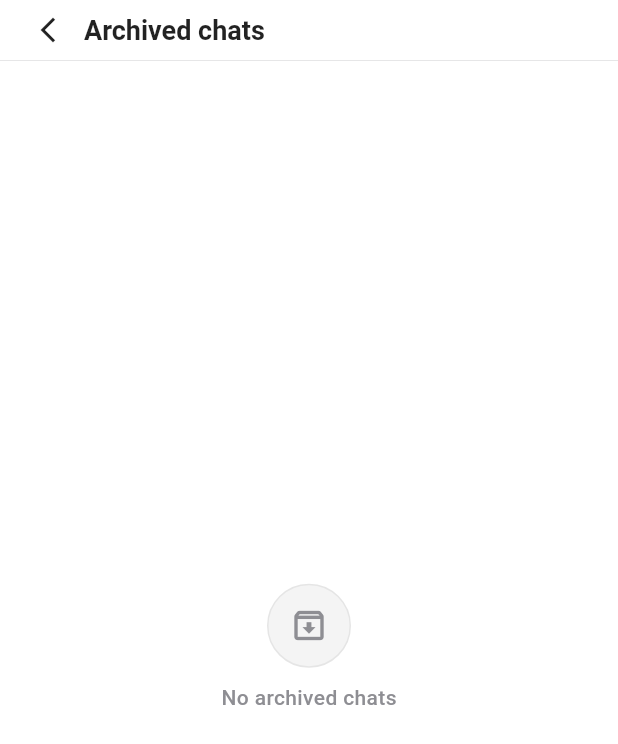
After one commit to anjitchaudhary/talksy, a Flutter app: the ArchivedScreen screen opened directly, on a phone screen of 412 x 824 dp. The commit adds this screen. Shown: the top 744 px of the screen. Run offline on Flutter 3.47's test engine with Material 3 defaults, Android fonts, the phone set to English and light mode, and no system bars; our stand-ins replace flutter_dotenv, flutter_secure_storage, google_sign_in, image_picker, shared_preferences, sqflite and 1 more; accounts and stored records are empty; network calls fail.

Commit message:
Archived chat

```diff
--- a/lib/local_db.dart
+++ b/lib/local_db.dart
@@ -6,8 +6,16 @@ class LocalDb {
 
   static final LocalDb instance = LocalDb._();
 
-  static const int _version = 1;
+  static const int _version = 3;
   static const int _historyLimit = 30;
+
+  static const String _syncMarksTable = '''
+    CREATE TABLE IF NOT EXISTS sync_marks (
+      owner TEXT NOT NULL,
+      scope TEXT NOT NULL,
+      PRIMARY KEY (owner, scope)
+    )
+  ''';
 
   static const List<String> _userColumns = [
     'first_name',
@@ -42,10 +50,22 @@ class LocalDb {
         p.join(dir, 'talksy.db'),
         version: _version,
         onCreate: _create,
+        onUpgrade: _upgrade,
       );
     } catch (_) {
       _opening = null;
       rethrow;
+    }
+  }
+
+  Future<void> _upgrade(Database db, int oldVersion, int newVersion) async {
+    if (oldVersion < 2) {
+      await db.execute(
+        'ALTER TABLE chat_previews ADD COLUMN archived INTEGER NOT NULL DEFAULT 0',
+      );
+    }
+    if (oldVersion < 3) {
+      await db.execute(_syncMarksTable);
     }
   }
 
@@ -94,6 +114,7 @@ class LocalDb {
         last_reaction_sender_id TEXT,
         last_reaction_message TEXT,
         unread_count INTEGER NOT NULL DEFAULT 0,
+        archived INTEGER NOT NULL DEFAULT 0,
         PRIMARY KEY (owner, id)
       )
     ''');
@@ -135,6 +156,8 @@ class LocalDb {
         PRIMARY KEY (owner, id)
       )
     ''');
+
+    await db.execute(_syncMarksTable);
   }
 
   Future<List<Map<String, dynamic>>> messages(String owner, String peer) async {
@@ -244,12 +267,15 @@ class LocalDb {
     };
   }
 
-  Future<List<Map<String, dynamic>>> chatPreviews(String owner) async {
+  Future<List<Map<String, dynamic>>> chatPreviews(
+    String owner, {
+    bool archived = false,
+  }) async {
     final db = await _database;
     final rows = await db.query(
       'chat_previews',
-      where: 'owner = ?',
-      whereArgs: [owner],
+      where: 'owner = ? AND archived = ?',
+      whereArgs: [owner, archived ? 1 : 0],
       orderBy: 'position ASC',
     );
     return rows.map<Map<String, dynamic>>((r) {
@@ -263,22 +289,84 @@ class LocalDb {
 
   Future<void> saveChatPreviews(
     String owner,
-    List<Map<String, dynamic>> rows,
-  ) async {
+    List<Map<String, dynamic>> rows, {
+    bool archived = false,
+  }) async {
     final db = await _database;
+    final flag = archived ? 1 : 0;
     final batch = db.batch();
-    batch.delete('chat_previews', where: 'owner = ?', whereArgs: [owner]);
+    batch.delete(
+      'chat_previews',
+      where: 'owner = ? AND archived = ?',
+      whereArgs: [owner, flag],
+    );
     for (var i = 0; i < rows.length; i++) {
-      final r = rows[i];
-      batch.insert('chat_previews', <String, Object?>{
-        'owner': owner,
-        'position': i,
-        for (final c in _previewColumns) c: r[c]?.toString(),
-        'last_unsent': r['last_unsent'] == true ? 1 : 0,
-        'unread_count': (r['unread_count'] as num?)?.toInt() ?? 0,
-      }, conflictAlgorithm: ConflictAlgorithm.replace);
+      batch.insert(
+        'chat_previews',
+        _previewRow(owner, i, rows[i], flag),
+        conflictAlgorithm: ConflictAlgorithm.replace,
+      );
     }
+    batch.insert('sync_marks', <String, Object?>{
+      'owner': owner,
+      'scope': _previewScope(archived),
+    }, conflictAlgorithm: ConflictAlgorithm.ignore);
     await batch.commit(noResult: true);
+  }
+
+  Future<void> cachePreview(
+    String owner,
+    Map<String, dynamic> row, {
+    required bool archived,
+  }) async {
+    final db = await _database;
+    await db.insert(
+      'chat_previews',
+      _previewRow(owner, 0, row, archived ? 1 : 0),
+      conflictAlgorithm: ConflictAlgorithm.replace,
+    );
+  }
+
+  Future<bool> previewsSynced(String owner, {bool archived = false}) async {
+    final db = await _database;
+    final rows = await db.query(
+      'sync_marks',
+      where: 'owner = ? AND scope = ?',
+      whereArgs: [owner, _previewScope(archived)],
+      limit: 1,
+    );
+    return rows.isNotEmpty;
+  }
+
+  Future<bool?> hasChat(String owner, String peer) async {
+    final db = await _database;
+    final rows = await db.query(
+      'chat_previews',
+      columns: ['id'],
+      where: 'owner = ? AND id = ?',
+      whereArgs: [owner, peer],
+      limit: 1,
+    );
+    if (rows.isNotEmpty) return true;
+    return await previewsSynced(owner) ? false : null;
+  }
+
+  String _previewScope(bool archived) => archived ? 'archived' : 'previews';
+
+  Map<String, Object?> _previewRow(
+    String owner,
+    int position,
+    Map<String, dynamic> r,
+    int archived,
+  ) {
+    return <String, Object?>{
+      'owner': owner,
+      'position': position,
+      for (final c in _previewColumns) c: r[c]?.toString(),
+      'last_unsent': r['last_unsent'] == true ? 1 : 0,
+      'unread_count': (r['unread_count'] as num?)?.toInt() ?? 0,
+      'archived': archived,
+    };
   }
 
   Future<Map<String, dynamic>?> profile(String id) async {
@@ -376,7 +464,12 @@ class LocalDb {
   Future<void> wipe(String owner) async {
     final db = await _database;
     final batch = db.batch();
-    for (final table in ['messages', 'chat_previews', 'search_history']) {
+    for (final table in [
+      'messages',
+      'chat_previews',
+      'search_history',
+      'sync_marks',
+    ]) {
       batch.delete(table, where: 'owner = ?', whereArgs: [owner]);
     }
     batch.delete('profiles', where: 'id = ?', whereArgs: [owner]);
--- /dev/null
+++ b/lib/screens/auth/login_account/home/profile/archived.dart
@@ -0,0 +1,424 @@
+import 'dart:async';
+
+import 'package:flutter/cupertino.dart';
+import 'package:flutter/material.dart';
+import 'package:flutter/services.dart';
+import 'package:supabase_flutter/supabase_flutter.dart';
+
+import '../../../../../api_gateway.dart';
+import '../../../../../local_db.dart';
+import '../../../../../main.dart';
+import '../chat.dart';
+import '../chatpreview.dart';
+import 'another_user.dart';
+
+const _grey = Color(0xFF8E8E93);
+const _maxContentWidth = 720.0;
+const _maxTextScale = 1.3;
+
+class ArchivedScreen extends StatefulWidget {
+  const ArchivedScreen({super.key});
+
+  @override
+  State<ArchivedScreen> createState() => _ArchivedScreenState();
+}
+
+class _ArchivedScreenState extends State<ArchivedScreen> {
+  final _gateway = ApiGateway.instance;
+  final _db = LocalDb.instance;
+  final _presence = PresenceService.instance;
+  final _search = TextEditingController();
+  final _focus = FocusNode();
+
+  List<ChatPreview> _chats = [];
+  bool _loading = true;
+  bool _busy = false;
+  bool _queued = false;
+  bool _covered = false;
+  Timer? _debounce;
+  Timer? _unlock;
+  RealtimeChannel? _channel;
+
+  String get _me => _gateway.currentUser?.id ?? '';
+
+  @override
+  void initState() {
+    super.initState();
+    _presence.connected.addListener(_onNetChange);
+    _gateway.archiveRevision.addListener(_onArchiveChange);
+    _init();
+  }
+
+  @override
+  void didChangeDependencies() {
+    super.didChangeDependencies();
+    final visible =
+        (ModalRoute.of(context)?.isCurrent ?? true) &&
+        TickerMode.valuesOf(context).enabled;
+    if (_covered == !visible) return;
+    _covered = !visible;
+    _unlock?.cancel();
+    if (_covered) {
+      _focus.unfocus();
+      _focus.canRequestFocus = false;
+    } else {
+      _unlock = Timer(const Duration(milliseconds: 400), () {
+        if (mounted && !_covered) _focus.canRequestFocus = true;
+      });
+    }
+  }
+
+  @override
+  void dispose() {
+    _presence.connected.removeListener(_onNetChange);
+    _gateway.archiveRevision.removeListener(_onArchiveChange);
+    _debounce?.cancel();
+    _unlock?.cancel();
+    final ch = _channel;
+    if (ch != null) unawaited(_gateway.removeChannel(ch));
+    _focus.dispose();
+    _search.dispose();
+    super.dispose();
+  }
+
+  Future<void> _init() async {
+    await _loadLocal();
+    _listen();
+    await _fetch();
+  }
+
+  void _onNetChange() {
+    if (_presence.connected.value) _fetch();
+  }
+
+  void _onArchiveChange() {
+    _fetch();
+  }
+
+  Future<void> _loadLocal() async {
+    if (_me.isEmpty) return;
+    try {
+      final rows = await _db.chatPreviews(_me, archived: true);
+      if (!mounted || rows.isEmpty) return;
+      setState(() {
+        _chats = rows.map((r) => ChatPreview.from(r, _me)).toList();
+        _loading = false;
+      });
+    } catch (_) {}
+  }
+
+  Future<void> _saveLocal(List<Map<String, dynamic>> rows) async {
+    try {
+      await _db.saveChatPreviews(_me, rows, archived: true);
+    } catch (_) {}
+  }
+
+  void _listen() {
+    if (_me.isEmpty || _channel != null) return;
+    _channel = _gateway
+        .channel('archived_$_me')
+        .onPostgresChanges(
+          event: PostgresChangeEvent.all,
+          schema: 'public',
+          table: 'messages',
+          callback: (_) => _schedule(),
+        )
+        .subscribe();
+  }
+
+  void _schedule() {
+    _debounce?.cancel();
+    _debounce = Timer(const Duration(milliseconds: 300), _fetch);
+  }
+
+  Future<void> _fetch() async {
+    if (_me.isEmpty) {
+      if (mounted) setState(() => _loading = false);
+      return;
+    }
+    if (_busy) {
+      _queued = true;
+      return;
+    }
+
+    _busy = true;
+    try {
+      final rows = await _gateway.fetchChatPreviews(archived: true);
+      if (!mounted) return;
+      setState(() {
+        _chats = rows.map((r) => ChatPreview.from(r, _me)).toList();
+        _loading = false;
+      });
+      _saveLocal(rows);
+    } catch (_) {
+      if (mounted && _loading) setState(() => _loading = false);
+    } finally {
+      _busy = false;
+      if (_queued && mounted) {
+        _queued = false;
+        _fetch();
+      }
+    }
+  }
+
+  Future<void> _open(ChatPreview chat) async {
+    await Navigator.push(
+      context,
+      CupertinoPageRoute(builder: (context) => ChatScreen(user: chat.raw)),
+    );
+    _fetch();
+  }
+
+  Future<void> _openProfile(ChatPreview chat) async {
+    await Navigator.push(
+      context,
+      CupertinoPageRoute(
+        builder: (context) => AnotherUserProfileScreen(user: chat.raw),
+      ),
+    );
+  }
+
+  void _onHold(ChatPreview chat, Rect anchor) {
+    HapticFeedback.mediumImpact();
+    showSlider(
+      context: context,
+      anchor: anchor,
+      alignRight: false,
+      child: ArchivedSlider(onUnarchive: () => _unarchive(chat)),
+    );
+  }
+
+  Future<void> _unarchive(ChatPreview chat) async {
+    setState(() => _chats = _chats.where((c) => c.id != chat.id).toList());
+    try {
+      await _gateway.unarchiveChat(chat.id);
+    } catch (_) {
+      if (!mounted) return;
+      ScaffoldMessenger.of(context).showSnackBar(
+        const SnackBar(content: Text('Could not unarchive chat. Try again.')),
+      );
+      _fetch();
+    }
+  }
+
+  @override
+  Widget build(BuildContext context) {
+    final dark = Theme.of(context).brightness == Brightness.dark;
+    final bg = dark ? const Color(0xFF121212) : Colors.white;
+    final txt = dark ? Colors.white : Colors.black87;
+    final media = MediaQuery.of(context);
+    final noChats = !_loading && _chats.isEmpty;
+
+    return MediaQuery(
+      data: media.copyWith(
+        textScaler: media.textScaler.clamp(maxScaleFactor: _maxTextScale),
+      ),
+      child: Scaffold(
+        backgroundColor: bg,
+        appBar: PreferredSize(
+          preferredSize: const Size.fromHeight(40),
+          child: AppBar(
+            backgroundColor: bg,
+            surfaceTintColor: Colors.transparent,
+            scrolledUnderElevation: 0,
+            elevation: 0,
+            automaticallyImplyLeading: false,
+            titleSpacing: 0,
+            title: SafeArea(
+              child: Container(
+                height: 40,
+                padding: const EdgeInsets.symmetric(horizontal: 16),
+                child: Row(
+                  children: [
+                    CupertinoButton(
+                      padding: EdgeInsets.zero,
+                      minimumSize: const Size(32, 32),
+                      onPressed: () => Navigator.pop(context),
+                      child: Icon(
+                        Icons.arrow_back_ios_new,
+                        size: 20,
+                        color: txt,
+                      ),
+                    ),
+                    const SizedBox(width: 8),
+                    Expanded(
+                      child: Text(
+                        'Archived chats',
+                        maxLines: 1,
+                        overflow: TextOverflow.ellipsis,
+                        style: TextStyle(
+                          fontSize: 18,
+                          fontWeight: FontWeight.w600,
+                          color: txt,
+                        ),
+                      ),
+                    ),
+                  ],
+                ),
+              ),
+            ),
+          ),
+        ),
+        body: SafeArea(
+          child: Column(
+            children: [
+              Divider(
+                height: 0.3,
+                thickness: 0.3,
+                color: _grey.withValues(alpha: 0.5),
+              ),
+              Expanded(
+                child: Align(
+                  alignment: Alignment.topCenter,
+                  child: ConstrainedBox(
+                    constraints: const BoxConstraints(
+                      maxWidth: _maxContentWidth,
+                    ),
+                    child: Column(
+                      children: [
+                        if (!noChats) _buildSearch(dark),
+                        Expanded(child: _buildList(dark)),
+                      ],
+                    ),
+                  ),
+                ),
+              ),
+            ],
+          ),
+        ),
+      ),
+    );
+  }
+
+  Widget _buildSearch(bool dark) {
+    final field = dark ? const Color(0xFF1E1E1E) : const Color(0xFFF0F0F0);
+    final txt = dark ? Colors.white : Colors.black87;
+
+    return Padding(
+      padding: const EdgeInsets.fromLTRB(16, 10, 16, 8),
+      child: Container(
+        height: 40,
+        padding: const EdgeInsets.symmetric(horizontal: 12),
+        decoration: BoxDecoration(
+          color: field,
+          borderRadius: BorderRadius.circular(20),
+        ),
+        child: Row(
+          children: [
+            const Icon(Icons.search, size: 20, color: _grey),
+            const SizedBox(width: 8),
+            Expanded(
+              child: TextField(
+                controller: _search,
+                focusNode: _focus,
+                onChanged: (_) => setState(() {}),
+                textInputAction: TextInputAction.search,
+                style: TextStyle(fontSize: 15, color: txt),
+                decoration: const InputDecoration(
+                  hintText: 'Search',
+                  hintStyle: TextStyle(fontSize: 14, color: _grey),
+                  border: InputBorder.none,
+                  isDense: true,
+                  contentPadding: EdgeInsets.symmetric(vertical: 10),
+                ),
+              ),
+            ),
+            if (_search.text.isNotEmpty)
+              GestureDetector(
+                onTap: () {
+                  _search.clear();
+                  setState(() {});
+                },
+                child: const Icon(Icons.cancel, size: 18, color: _grey),
+              ),
+          ],
+        ),
+      ),
+    );
+  }
+
+  Widget _buildList(bool dark) {
+    if (_loading) return const PreviewSkeleton();
+
+    final q = _search.text.trim().toLowerCase();
+    final list = q.isEmpty
+        ? _chats
+        : _chats.where((c) => c.name.toLowerCase().contains(q)).toList();
+
+    if (list.isEmpty) {
+      return _buildEmpty(
+        _chats.isEmpty ? 'No archived chats' : 'No user found.',
+        dark,
+      );
+    }
+
+    final line = _grey.withValues(alpha: 0.4);
+
+    return ListView.separated(
+      keyboardDismissBehavior: ScrollViewKeyboardDismissBehavior.onDrag,
+      itemCount: list.length,
+      separatorBuilder: (context, i) {
+        return Divider(height: 0.4, thickness: 0.4, indent: 78, color: line);
+      },
+      itemBuilder: (context, i) {
+        final chat = list[i];
+        return PreviewTile(
+          key: ValueKey(chat.id),
+          chat: chat,
+          isDark: dark,
+          onTap: () => _open(chat),
+          onHold: (rect) => _onHold(chat, rect),
+          onAvatarTap: () => _openProfile(chat),
+        );
+      },
+    );
+  }
+
+  Widget _buildEmpty(String label, bool dark) {
+    final borderColor = dark
+        ? const Color(0xFF2C2C2C)
+        : const Color(0xFFE5E5E5);
+    final containerBg = dark
+        ? const Color(0xFF1E1E1E)
+        : const Color(0xFFF4F4F4);
+
+    return LayoutBuilder(
+      builder: (context, constraints) {
+        return SingleChildScrollView(
+          child: ConstrainedBox(
+            constraints: BoxConstraints(minHeight: constraints.maxHeight),
+            child: Center(
+              child: Column(
+                mainAxisSize: MainAxisSize.min,
+                children: [
+                  Container(
+                    padding: const EdgeInsets.all(14),
+                    decoration: BoxDecoration(
+                      shape: BoxShape.circle,
+                      color: containerBg,
+                      border: Border.all(color: borderColor, width: 1),
+                    ),
+                    child: const Icon(
+                      Icons.archive_outlined,
+                      size: 26,
+                      color: _grey,
+                    ),
+                  ),
+                  const SizedBox(height: 10),
+                  Text(
+                    label,
+                    style: const TextStyle(
+                      fontSize: 14,
+                      fontWeight: FontWeight.w500,
+                      color: _grey,
+                    ),
+                  ),
+                ],
+              ),
+            ),
+          ),
+        );
+      },
+    );
+  }
+}
```
Also changed, not shown: lib/api_gateway.dart (+17 -2 lines), lib/screens/auth/login_account/home/chat.dart (+18 -0 lines), lib/screens/auth/login_account/home/chatpreview.dart (+36 -17 lines), lib/screens/auth/login_account/home/profile/setting.dart (+7 -1 lines).
